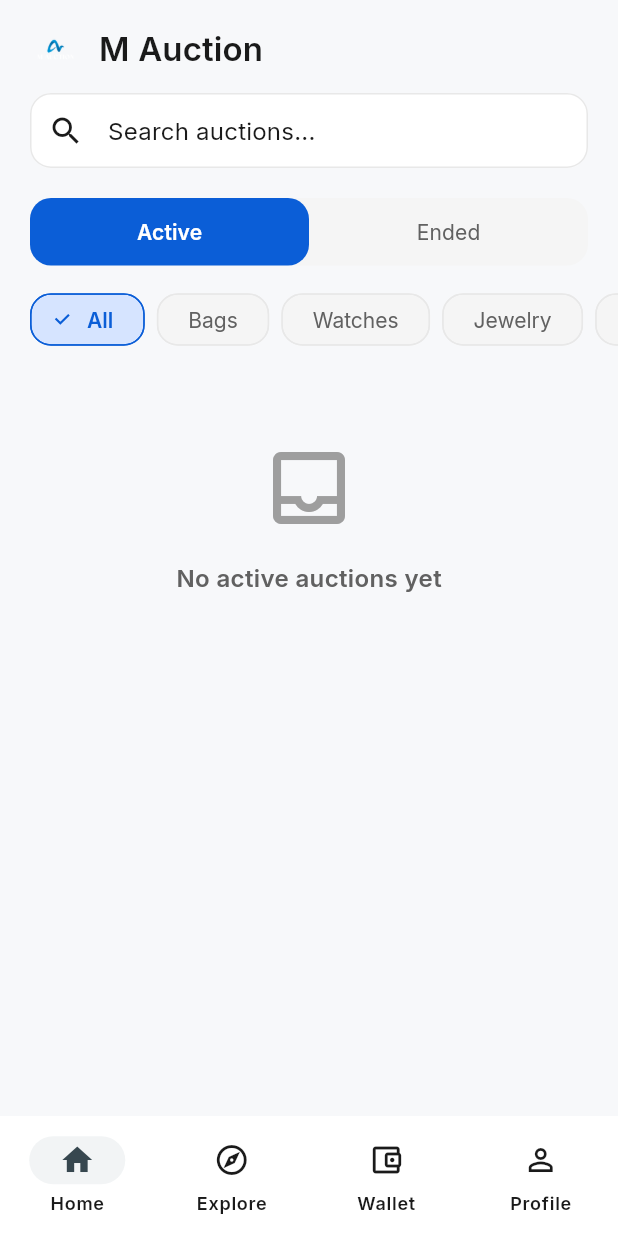
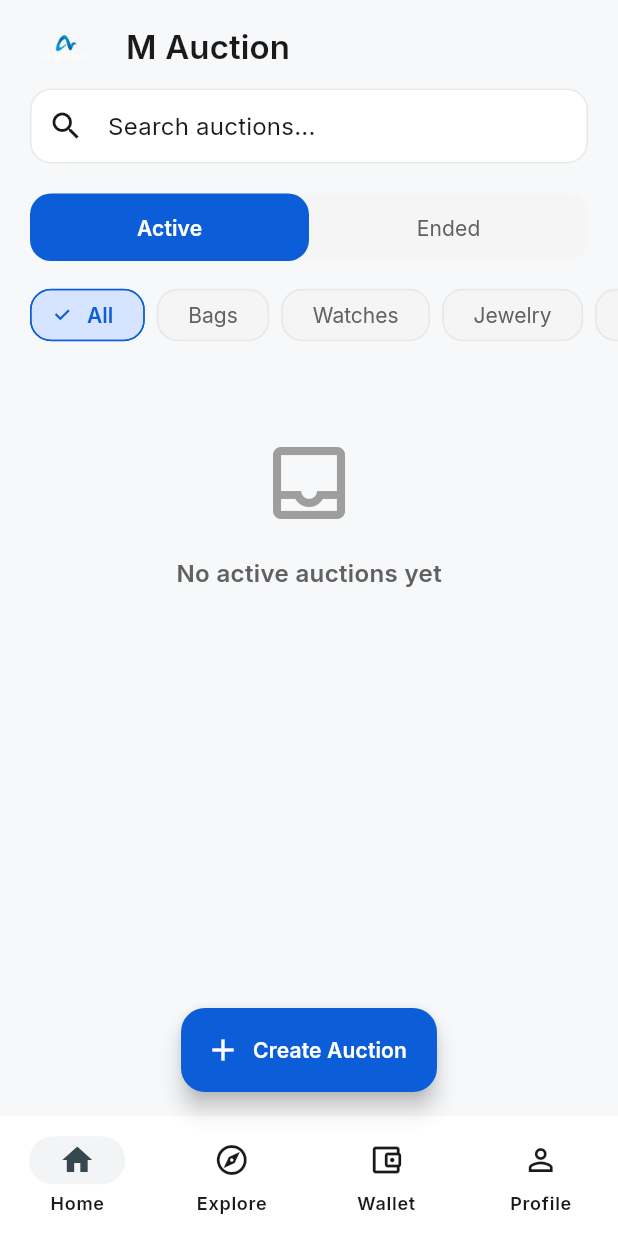
Before and after one commit to mohamedalshaibani/M-Auction, a Flutter app: the MainShell screen opened by its route, on a phone screen of 412 x 824 dp. Run offline on Flutter 3.47's test engine with Material 3 defaults, Android fonts, the phone set to English and light mode, and no system bars; our stand-ins replace cloud_firestore, cloud_functions, firebase_auth, firebase_core, firebase_storage, google_fonts and 1 more; missing offline and left inert: dart:html, dart:js, dart:ui_web; accounts and stored records are empty.

Commit message:
fix: Firestore read permissions, increase logo size, add Create Auction FAB

```diff
--- a/lib/pages/home_page.dart
+++ b/lib/pages/home_page.dart
@@ -63,14 +63,14 @@ class _HomePageState extends State<HomePage> {
                 child: Row(
                   children: [
                     SizedBox(
-                      width: 34,
-                      height: 34,
+                      width: 48,
+                      height: 28,
                       child: Image.asset(
                         'assets/branding/logo_light.png',
                         fit: BoxFit.contain,
                       ),
                     ),
-                    const SizedBox(width: 12),
+                    const SizedBox(width: 16),
                     Text(
                       'M Auction',
                       style: Theme.of(context).textTheme.titleLarge?.copyWith(
--- a/lib/pages/main_shell.dart
+++ b/lib/pages/main_shell.dart
@@ -3,6 +3,7 @@ import 'home_page.dart';
 import 'explore_page.dart';
 import 'wallet_page.dart';
 import 'profile_page.dart';
+import '../theme/app_theme.dart';
 
 class MainShell extends StatefulWidget {
   const MainShell({super.key});
@@ -28,6 +29,18 @@ class _MainShellState extends State<MainShell> {
         index: _currentIndex,
         children: _pages,
       ),
+      floatingActionButton: (_currentIndex == 0 || _currentIndex == 1)
+          ? FloatingActionButton.extended(
+              onPressed: () {
+                Navigator.of(context).pushNamed('/sellCreateAuction');
+              },
+              icon: const Icon(Icons.add),
+              label: const Text('Create Auction'),
+              backgroundColor: AppTheme.primaryBlue,
+              foregroundColor: Colors.white,
+            )
+          : null,
+      floatingActionButtonLocation: FloatingActionButtonLocation.centerFloat,
       bottomNavigationBar: NavigationBar(
         selectedIndex: _currentIndex,
         onDestinationSelected: (index) {
```
Also changed, not shown: 2 other files.
